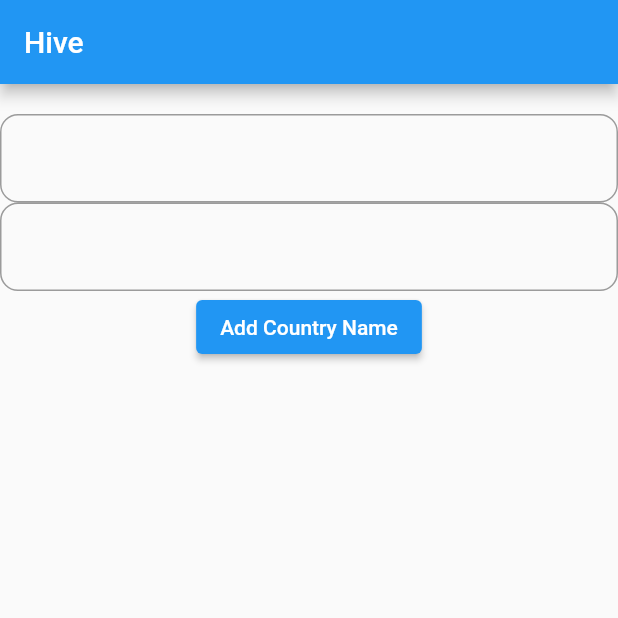
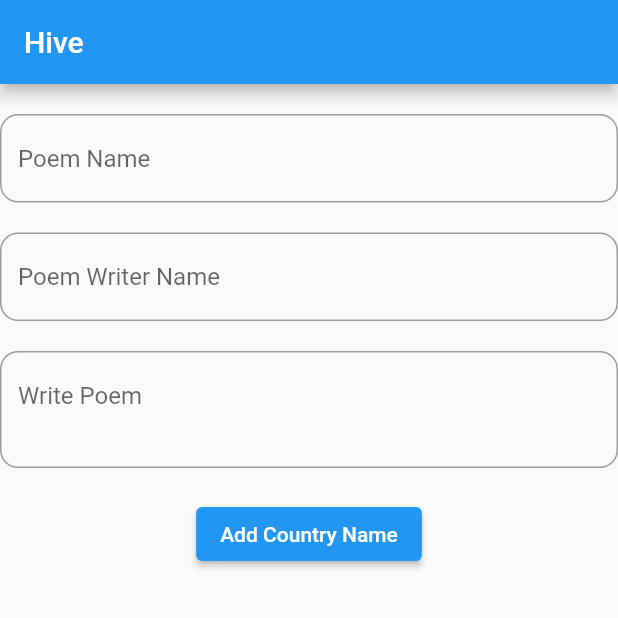
Before and after one commit to mrinal3012/hive_database, a Flutter app: the screen it shows after launch, on a phone screen of 412 x 824 dp, the top half of it. Run offline on Flutter 3.47's test engine with Material 2 defaults, Android fonts, the phone set to English and light mode, and no system bars; our stand-ins replace hive_flutter; accounts and stored records are empty.

```diff
--- a/lib/hive/input_page.dart
+++ b/lib/hive/input_page.dart
@@ -12,7 +12,7 @@ class _InputPageState extends State<InputPage> {
 
   TextEditingController _PoemName =TextEditingController();
   TextEditingController _PoemWriterName =TextEditingController();
-  TextEditingController _CountryDetails=TextEditingController();
+  TextEditingController _Poem=TextEditingController();
   TextEditingController _UController=TextEditingController();
 
   Box? _countryBox;
@@ -33,14 +33,22 @@ class _InputPageState extends State<InputPage> {
         SizedBox(height: 20,),
         TextField(
           controller: _PoemName,
-          decoration: InputDecoration(border: OutlineInputBorder(borderRadius: BorderRadius.circular(12))),
+          decoration: InputDecoration(hintText: "Poem Name", border: OutlineInputBorder(borderRadius: BorderRadius.circular(12))),
         ),
-
+        SizedBox(height: 20,),
         TextField(
-          controller: _CountryDetails,
-          decoration: InputDecoration(border: OutlineInputBorder(borderRadius: BorderRadius.circular(12))),
+          controller: _PoemWriterName,
+          decoration: InputDecoration(hintText: "Poem Writer Name", border: OutlineInputBorder( borderRadius: BorderRadius.circular(12))),
+        ),
+        SizedBox(height: 20,),
+        TextField(
+          minLines: 2,
+          maxLines: 50,
+          controller: _Poem,
+          decoration: InputDecoration(hintText: "Write Poem",border: OutlineInputBorder(borderRadius: BorderRadius.circular(12))),
 
         ),
+        SizedBox(height: 20,),
         ElevatedButton(onPressed: () {
           final dataUser=_PoemName.text;
           _countryBox!.add(dataUser);
```
Also changed, not shown: lib/hive/poem_page.dart (added, +17 -0 lines).
